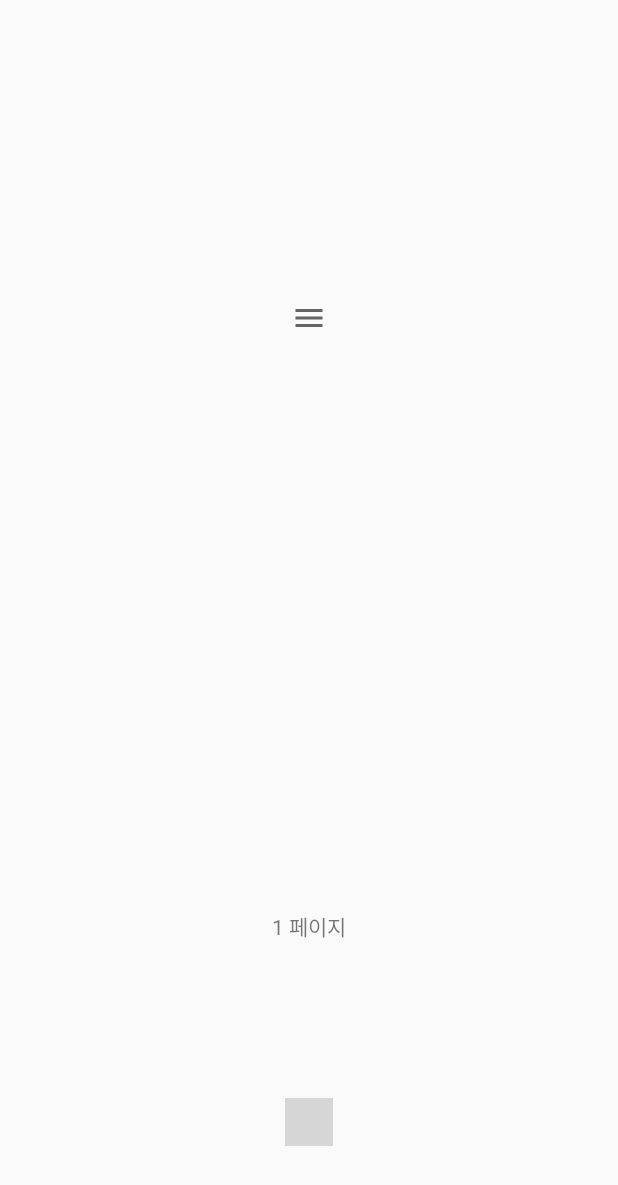
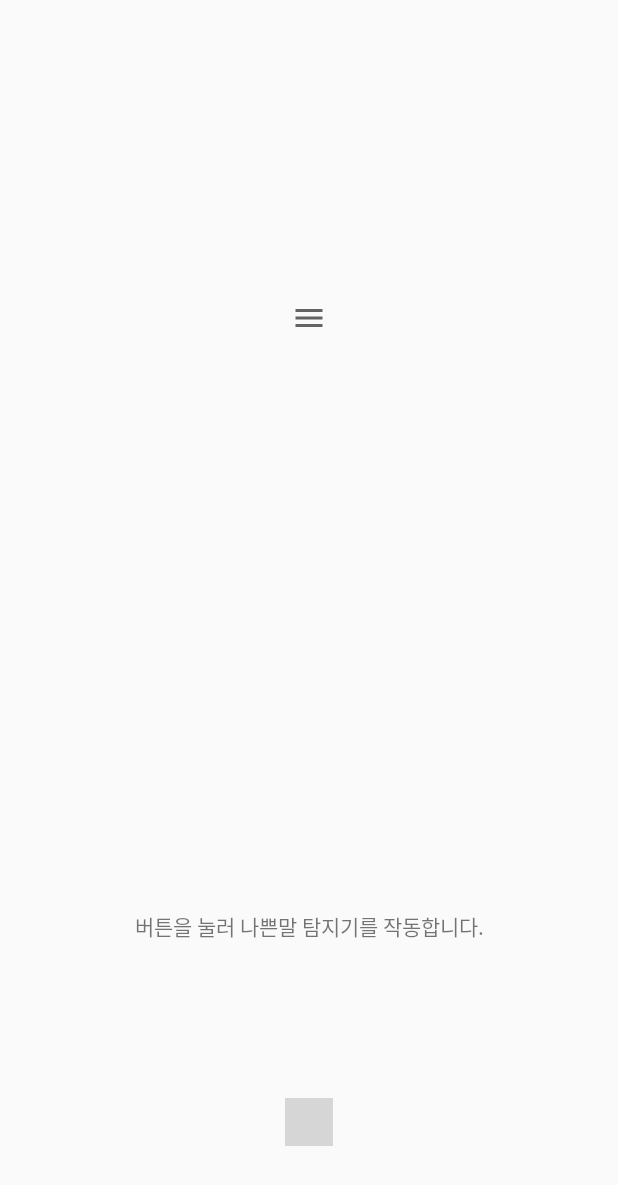
Before and after one commit to zzaebok/StopSwear, an Android app: the screen it shows after launch (HowToUseActivity), in the side drawer, after a tap on "사용법", on a phone screen of 412 x 824 dp. Shown: the top 1185 px of the screen. Run offline under Robolectric (Android 15) with nearby library versions, the phone set to English and light mode, and no system bars; libraries missing offline, so code that uses them is left out: com.tbuonomo.viewpagerdotsindicator; plain views replace SpringDotsIndicator; 2 statements that could not run were skipped; grey boxes are pictures that could not be loaded.

Commit message:
Add bug_report function, Update model and layout partially

```diff
--- a/android/app/src/main/java/com/kobeazz/stopswear/HowToUseActivity.kt
+++ b/android/app/src/main/java/com/kobeazz/stopswear/HowToUseActivity.kt
@@ -13,9 +13,10 @@ class HowToUseActivity : AppCompatActivity() {
         super.onCreate(savedInstanceState)
         setContentView(R.layout.activity_how_to_use)
 
-        howToUseDataList.add(HowToUseData(R.drawable.ic_baseline_menu_24, "1 페이지"))
-        howToUseDataList.add(HowToUseData(R.drawable.ic_baseline_menu_24, "2 페이지"))
-        howToUseDataList.add(HowToUseData(R.drawable.ic_baseline_menu_24, "3 페이지"))
+        howToUseDataList.add(HowToUseData(R.drawable.ic_baseline_menu_24, "버튼을 눌러 나쁜말 탐지기를 작동합니다."))
+        howToUseDataList.add(HowToUseData(R.drawable.ic_baseline_menu_24, "접근성 권한을 설정해주어야 합니다."))
+        howToUseDataList.add(HowToUseData(R.drawable.ic_baseline_menu_24, "접근성 권한 사용에 동의해주세요.\n정보는 절대 서버로 보내지지 않습니다."))
+        howToUseDataList.add(HowToUseData(R.drawable.ic_baseline_menu_24, "메세지를 입력할 때 나쁜말을 탐지하면 경고가 발생합니다."))
 
         howToUseViewHolderAdapater = HowToUseViewHolderAdapter(howToUseDataList)
 
--- a/android/app/src/main/java/com/kobeazz/stopswear/MainActivity.kt
+++ b/android/app/src/main/java/com/kobeazz/stopswear/MainActivity.kt
@@ -1,6 +1,8 @@
 package com.kobeazz.stopswear
 
 import android.content.Intent
+import android.net.Uri
+import android.os.Build
 import android.os.Bundle
 import android.provider.Settings
 import android.text.TextUtils
@@ -95,6 +97,42 @@ class MainActivity : AppCompatActivity(), NavigationView.OnNavigationItemSelecte
         val versionNumber = packageManager.getPackageInfo(packageName, 0).versionName
         val versionInfo = menu.findItem(R.id.version)
         versionInfo.title = "버전 정보: ${versionNumber}"
+
+        // navigation header
+        setNavigationHeader()
+    }
+
+    fun setNavigationHeader() {
+        val dataManager = DataManager.getInstance(this)
+        val today = dataManager.getToday()
+        if (!dataManager.contains(today)) {
+            dataManager.updateDates()
+        }
+        val daysString = dataManager.getValue("days", "String").toString()
+        val days = daysString.split("/").reversed()
+        var averageSwear = 0f
+        days.forEachIndexed { i, day ->
+            val swearTime = dataManager.getValue(day, "Int") as Int
+            averageSwear += swearTime
+        }
+        averageSwear /= days.size
+
+        val navigationViewHeader = findViewById<NavigationView>(R.id.navigationView).getHeaderView(0)
+        val headerImage = navigationViewHeader.findViewById<ImageView>(R.id.headerImage)
+        val headerText1 = navigationViewHeader.findViewById<TextView>(R.id.headerText1)
+        val headerText2 = navigationViewHeader.findViewById<TextView>(R.id.headerText2)
+
+        if (averageSwear <= 10.0f) {
+            headerImage.setImageResource(R.drawable.ic_baseline_menu_24)
+            headerText1.text = "청정수"
+            headerText2.text = "훌륭해요! 이대로 이쁜말만 사용하자구요!"
+        } else if (averageSwear <= 30.0f) {
+            headerImage.setImageResource(R.drawable.ic_baseline_menu_24)
+            headerText1.text = "욕린이"
+            headerText2.text = "위험해요, 욕쟁이가 되어가고 있어요!"
+        } else {
+            // do nothing. Default value
+        }
     }
 
     fun checkAccessibilityPermission(): Boolean {
@@ -165,7 +203,18 @@ class MainActivity : AppCompatActivity(), NavigationView.OnNavigationItemSelecte
                 startActivity(intent)
             }
             R.id.bug_report -> {
-
+                val intent = Intent(Intent.ACTION_SENDTO).apply {
+                    data = Uri.parse("mailto:")
+                    putExtra(Intent.EXTRA_EMAIL, arrayOf("kobeazzlee@gmail.com"))
+                    putExtra(Intent.EXTRA_SUBJECT, "[나쁜말 탐지기] 버그 리포트")
+                    putExtra(Intent.EXTRA_TEXT, "문의 내용(자세히):\n" +
+                            "\n\n" +
+                            "-------------------------------\n" +
+                            "앱버전: ${BuildConfig.VERSION_NAME}\n" +
+                            "기기: ${Build.MODEL}\n" +
+                            "안드로이드 버전: ${Build.VERSION.RELEASE}")
+                }
+                startActivity(intent)
             }
             R.id.review -> {
 
--- a/android/app/src/main/res/layout/layout_use.xml
+++ b/android/app/src/main/res/layout/layout_use.xml
@@ -4,7 +4,8 @@
     xmlns:app="http://schemas.android.com/apk/res-auto"
     xmlns:tools="http://schemas.android.com/tools"
     android:layout_width="match_parent"
-    android:layout_height="match_parent">
+    android:layout_height="match_parent"
+    >
 
     <ImageView
         android:id="@+id/useImageView"
@@ -23,6 +24,7 @@
         android:layout_marginTop="20dp"
         android:layout_marginBottom="100dp"
         android:text="TextView"
+        android:gravity="center"
         app:layout_constraintBottom_toBottomOf="parent"
         app:layout_constraintEnd_toEndOf="parent"
         app:layout_constraintStart_toStartOf="parent"
```
Also changed, not shown: android/app/src/main/res/layout/main_nav_header.xml (+5 -4 lines), 1 other file.
